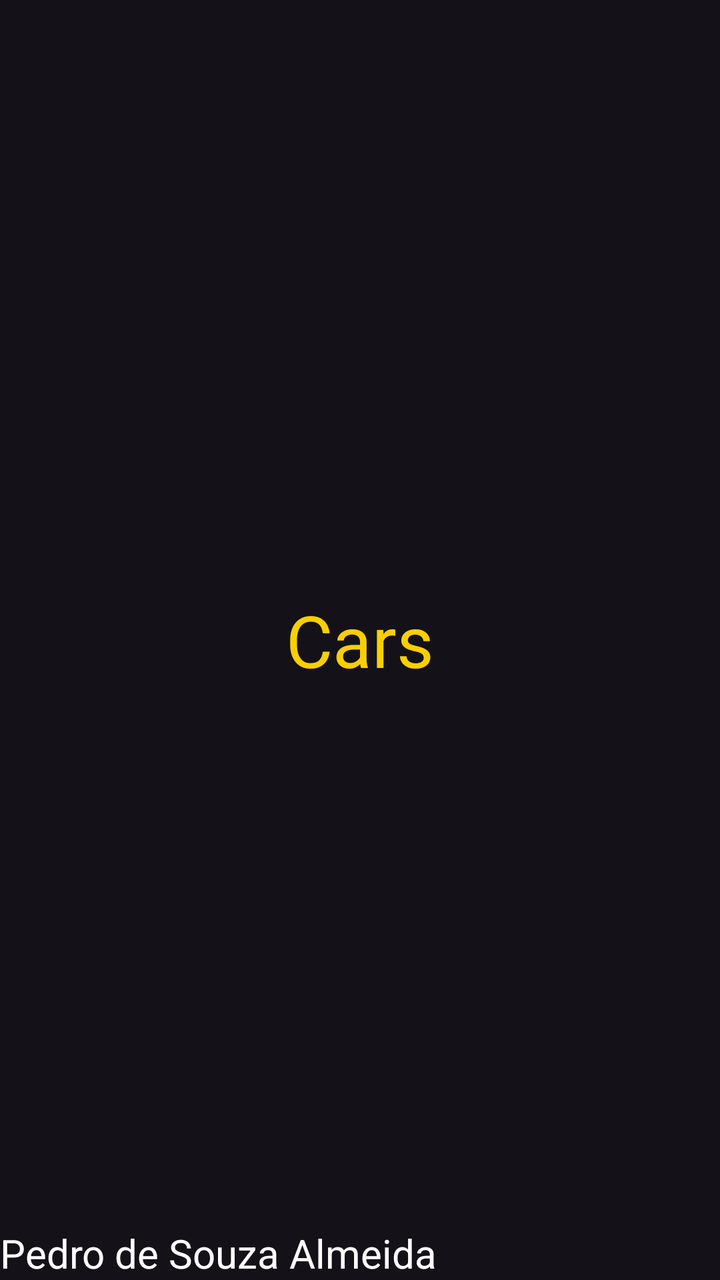
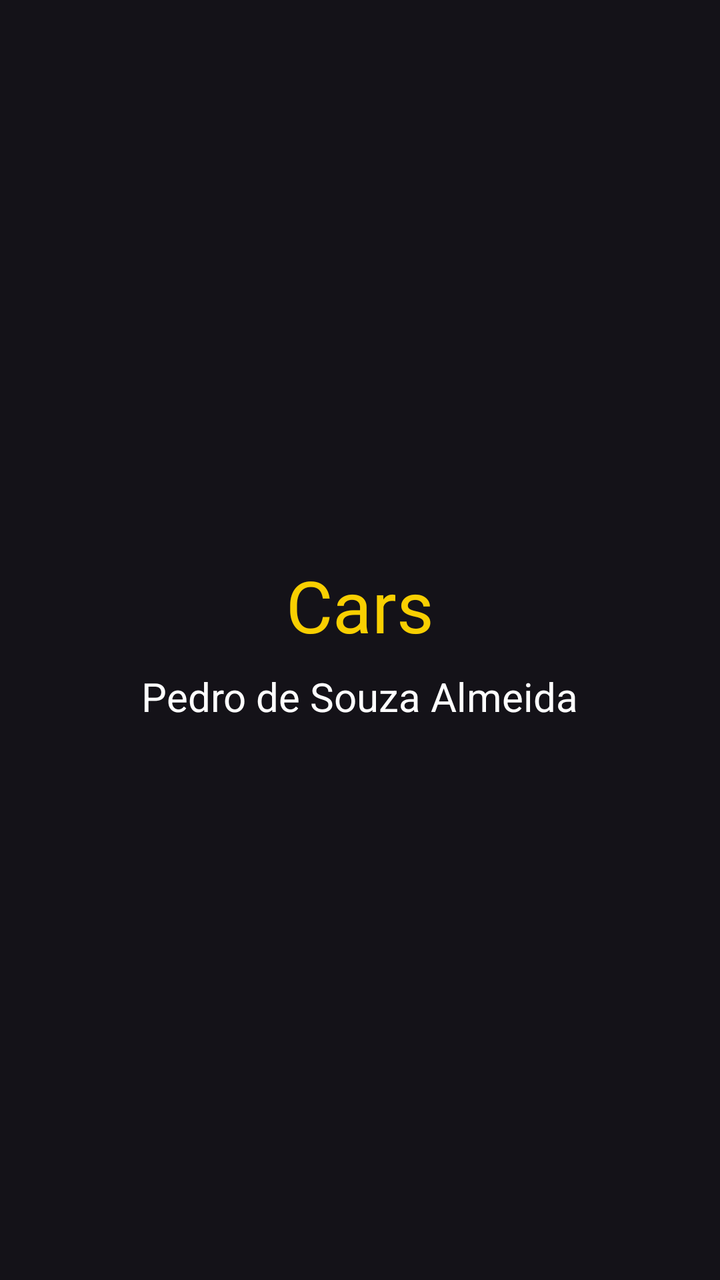

Screens rendered from an Android XML layout before and after an edit, with the pre-edit source and the edit as a unified diff.
<!-- AndroidManifest.xml: application theme Theme.NavigationDrawer -->
<!-- res/layout/fragment_cars.xml -->
<?xml version="1.0" encoding="utf-8"?>
<FrameLayout xmlns:android="http://schemas.android.com/apk/res/android"
    xmlns:tools="http://schemas.android.com/tools"
    android:layout_width="match_parent"
    android:layout_height="match_parent"
    tools:context=".CarsFragment">

    
    <TextView
        android:layout_width="match_parent"
        android:layout_height="match_parent"
        android:text="Cars"
        android:gravity="center"
        android:textColor="@color/amarelo"
        android:textSize="36sp"/>

    <TextView
        android:layout_width="match_parent"
        android:layout_height="match_parent"
        android:text="Pedro de Souza Almeida"
        android:gravity="bottom"
        android:textColor="@color/white"
        android:textSize="20sp" />

</FrameLayout>
<!-- resources referenced by this layout -->
<resources>
  <color name="amarelo">#F8CF01</color>
  <color name="white">#FFFFFFFF</color>
  <style name="Theme.NavigationDrawer" parent="Base.Theme.NavigationDrawer" />
  <style name="Base.Theme.NavigationDrawer" parent="Theme.Material3.Dark.NoActionBar">
          <item name="colorPrimary">#F8CF01</item>
          <item name="colorPrimaryVariant">#9E7B09</item>
          <item name="android:statusBarColor">@color/amarelo</item>
      </style>
</resources>

<!-- the commit's change to res/layout/fragment_cars.xml (unified diff, before → after) -->
@@ -1,25 +1,25 @@
 <?xml version="1.0" encoding="utf-8"?>
-<FrameLayout xmlns:android="http://schemas.android.com/apk/res/android"
+<LinearLayout xmlns:android="http://schemas.android.com/apk/res/android"
     xmlns:tools="http://schemas.android.com/tools"
     android:layout_width="match_parent"
     android:layout_height="match_parent"
+    android:orientation="vertical"
+    android:gravity="center"
     tools:context=".CarsFragment">
 
-    
     <TextView
-        android:layout_width="match_parent"
-        android:layout_height="match_parent"
+        android:layout_width="wrap_content"
+        android:layout_height="wrap_content"
         android:text="Cars"
-        android:gravity="center"
         android:textColor="@color/amarelo"
         android:textSize="36sp"/>
 
     <TextView
-        android:layout_width="match_parent"
-        android:layout_height="match_parent"
+        android:layout_width="wrap_content"
+        android:layout_height="wrap_content"
         android:text="Pedro de Souza Almeida"
-        android:gravity="bottom"
         android:textColor="@color/white"
-        android:textSize="20sp" />
+        android:textSize="20sp"
+        android:layout_marginTop="8dp" />
 
-</FrameLayout>
+</LinearLayout>
